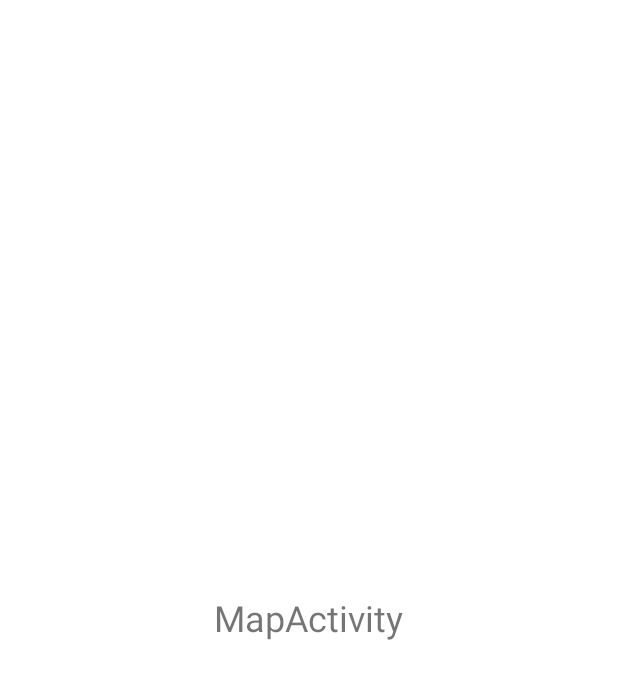
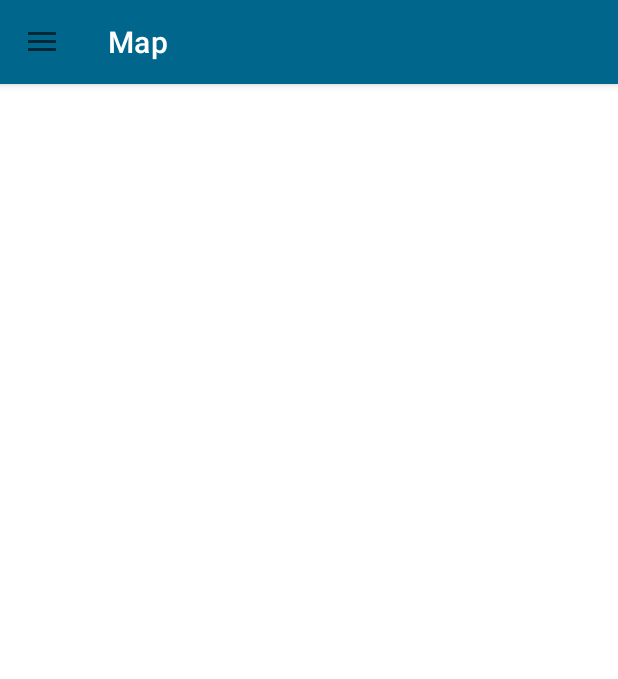
Before and after one commit to woojin0522/KtxTravelApp, an Android app: the MapActivity screen opened directly, with no data from a screen before it, on a phone screen of 412 x 824 dp. Shown: the top 679 px of the screen. Run offline under Robolectric (Android 15) with nearby library versions, the phone set to English and light mode, and no system bars.

Commit message:
"commit"

```diff
--- a/app/src/main/java/com/example/ktxtravelapplication/MapActivity.kt
+++ b/app/src/main/java/com/example/ktxtravelapplication/MapActivity.kt
@@ -2,10 +2,37 @@ package com.example.ktxtravelapplication
 
 import androidx.appcompat.app.AppCompatActivity
 import android.os.Bundle
+import android.view.MenuItem
+import androidx.appcompat.app.ActionBarDrawerToggle
+import com.example.ktxtravelapplication.databinding.ActivityMapBinding
 
 class MapActivity : AppCompatActivity() {
+    lateinit var toggle: ActionBarDrawerToggle
     override fun onCreate(savedInstanceState: Bundle?) {
         super.onCreate(savedInstanceState)
-        setContentView(R.layout.activity_map)
+        // 뷰 바인딩 선언
+        val binding = ActivityMapBinding.inflate(layoutInflater)
+        setContentView(binding.root)
+
+        // 액션바를 툴바로 교체
+        setSupportActionBar(binding.mapToolbar)
+        // 토글 버튼 추가
+        toggle = ActionBarDrawerToggle(this, binding.mapDrawer, R.string.map_drawer_open,
+            R.string.map_drawer_close)
+        // 툴바 뒤로가기 버튼 추가
+        supportActionBar?.setDisplayHomeAsUpEnabled(true)
+        // 토글 버튼을 메뉴 모양으로 변경
+        toggle.syncState()
+        /*binding.mapNavView.setNavigationItemSelectedListener {
+            true
+        }*/
+    }
+
+    // 토글 버튼 클릭시 작동
+    override fun onOptionsItemSelected(item: MenuItem): Boolean {
+        if(toggle.onOptionsItemSelected(item)){
+            return true
+        }
+        return super.onOptionsItemSelected(item)
     }
 }
--- /dev/null
+++ b/app/src/main/res/drawable/navi_menu.xml
@@ -0,0 +1,5 @@
+<vector android:height="24dp" android:tint="#000000"
+    android:viewportHeight="24" android:viewportWidth="24"
+    android:width="24dp" xmlns:android="http://schemas.android.com/apk/res/android">
+    <path android:fillColor="@android:color/white" android:pathData="M2,15.5v2h20v-2L2,15.5zM2,10.5v2h20v-2L2,10.5zM2,5.5v2h20v-2L2,5.5z"/>
+</vector>
--- a/app/src/main/res/layout/activity_map.xml
+++ b/app/src/main/res/layout/activity_map.xml
@@ -5,15 +5,31 @@
     android:layout_width="match_parent"
     android:layout_height="match_parent"
     tools:context=".MapActivity">
-    <LinearLayout
+    <com.google.android.material.appbar.AppBarLayout
         android:layout_width="match_parent"
-        android:layout_height="match_parent"
-        android:orientation="horizontal"
-        android:gravity="center">
-        <TextView
-            android:layout_width="wrap_content"
-            android:layout_height="wrap_content"
-            android:text="MapActivity"
-            android:textSize="24dp" />
-    </LinearLayout>
+        android:layout_height="wrap_content">
+        <androidx.appcompat.widget.Toolbar
+            android:id="@+id/map_toolbar"
+            android:layout_width="match_parent"
+            android:layout_height="?attr/actionBarSize"
+            android:background="@color/main_app_color"
+            app:title="@string/title_activity_map"
+            app:titleTextColor="#ffffff" />
+    </com.google.android.material.appbar.AppBarLayout>
+    <androidx.drawerlayout.widget.DrawerLayout
+        android:id="@+id/mapDrawer"
+        android:layout_width="match_parent"
+        android:layout_height="match_parent">
+        <LinearLayout
+            android:layout_width="match_parent"
+            android:layout_height="match_parent"
+            android:orientation="horizontal"></LinearLayout>
+        <com.google.android.material.navigation.NavigationView
+            android:id="@+id/map_nav_view"
+            android:layout_width="200dp"
+            android:layout_height="match_parent"
+            android:layout_gravity="start"
+            app:headerLayout="@layout/map_drawer_header"
+            app:menu="@menu/map_drawer_menu_list"/>
+    </androidx.drawerlayout.widget.DrawerLayout>
 </androidx.constraintlayout.widget.ConstraintLayout>
--- a/app/src/main/res/layout/activity_start.xml
+++ b/app/src/main/res/layout/activity_start.xml
@@ -9,7 +9,7 @@
 
     <ImageView
         android:layout_width="wrap_content"
-        android:layout_height="100dp"
+        android:layout_height="wrap_content"
         android:layout_gravity="center"
         app:srcCompat="@mipmap/app_icon_foreground" />
     <TextView
--- /dev/null
+++ b/app/src/main/res/menu/map_drawer_menu_list.xml
@@ -0,0 +1,12 @@
+<?xml version="1.0" encoding="utf-8"?>
+<menu xmlns:android="http://schemas.android.com/apk/res/android">
+    <item
+        android:id="@+id/menu_item1"
+        android:title="메뉴 아이템1" />
+    <item
+        android:id="@+id/menu_item2"
+        android:title="메뉴 아이템2" />
+    <item
+        android:id="@+id/menu_item3"
+        android:title="메뉴 아이템3" />
+</menu>
--- a/app/src/main/res/values/colors.xml
+++ b/app/src/main/res/values/colors.xml
@@ -12,4 +12,5 @@
     <color name="plan_button_click_color">#B2CBE1</color>
     <color name="ticket_button_color">#DD988B</color>
     <color name="ticket_button_click_color">#E4BDB5</color>
+    <color name="main_app_color">#00668B</color>
 </resources>
--- a/app/src/main/res/values/strings.xml
+++ b/app/src/main/res/values/strings.xml
@@ -8,4 +8,7 @@
     <string name="title_activity_tema">tema</string>
     <string name="title_activity_plan">plan</string>
     <string name="title_activity_ticket">티켓 구매</string>
+    <string name="map_drawer_open">드로어 오픈</string>
+    <string name="map_drawer_close">드로어 클로즈</string>
+    <string name="map_drawer_head">지도설정</string>
 </resources>
```
Also changed, not shown: app/src/main/res/layout/map_drawer_header.xml (added, +18 -0 lines).
